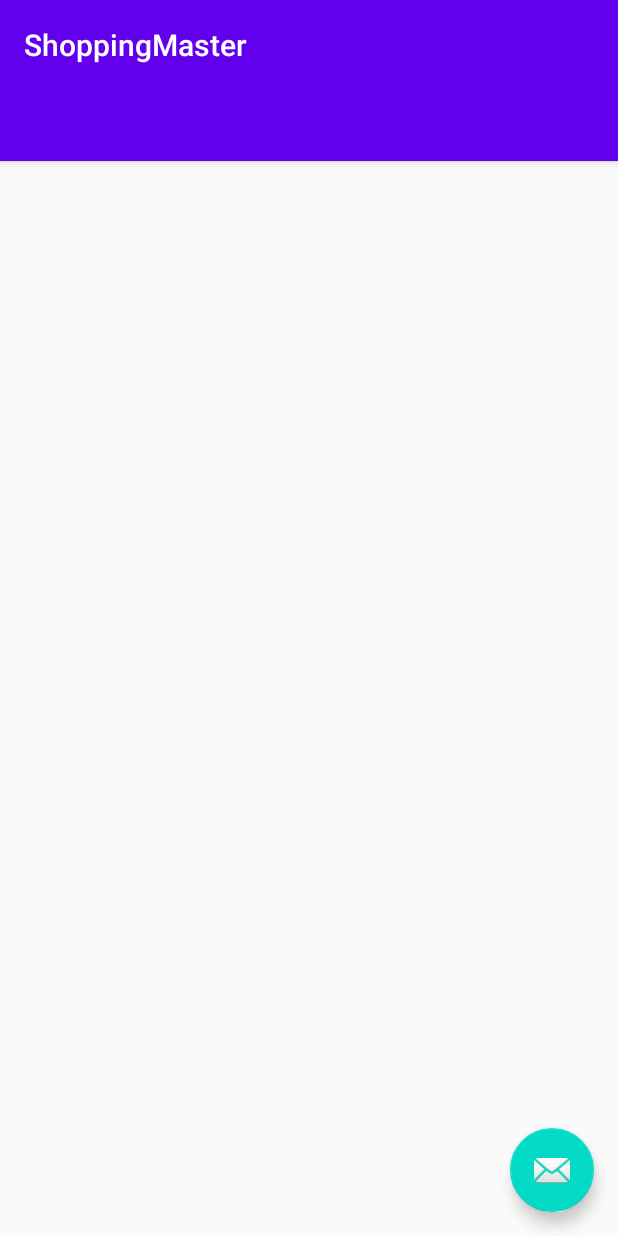
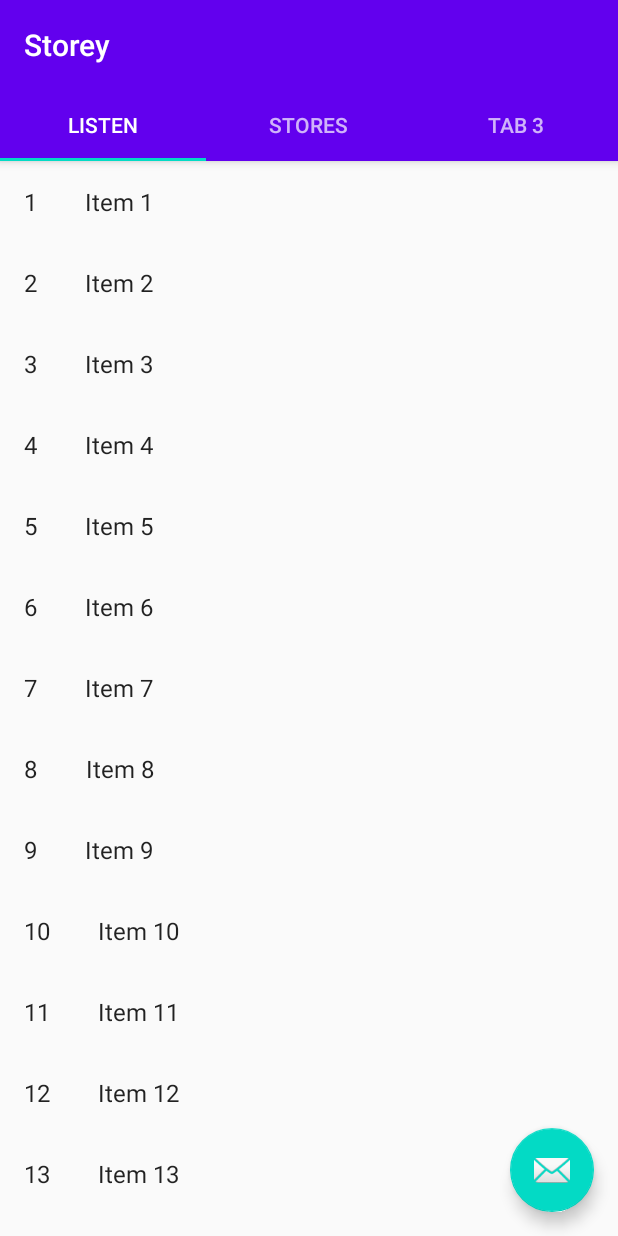
Before and after one commit to WastlSepp/ShoppingMaster, an Android app: the screen it shows after launch (MainActivity), on a phone screen of 412 x 824 dp. Run offline under Robolectric (Android 15) with nearby library versions, the phone set to English and light mode, and no system bars.

Commit message:
Tablayout mit einzelnen Fragmenten eingefügt.

```diff
--- a/app/src/main/java/de/endlessgaming/shoppingmaster/MainActivity.java
+++ b/app/src/main/java/de/endlessgaming/shoppingmaster/MainActivity.java
@@ -7,16 +7,12 @@ import com.google.android.material.floatingactionbutton.FloatingActionButton;
 import com.google.android.material.snackbar.Snackbar;
 import com.google.android.material.tabs.TabLayout;
 
-import androidx.constraintlayout.widget.Placeholder;
-import androidx.fragment.app.Fragment;
-import androidx.fragment.app.FragmentManager;
-import androidx.fragment.app.FragmentPagerAdapter;
 import androidx.viewpager.widget.ViewPager;
 import androidx.appcompat.app.AppCompatActivity;
 
 import android.view.View;
 
-import de.endlessgaming.shoppingmaster.ui.main.PlaceholderFragment;
+import de.endlessgaming.shoppingmaster.ui.main.SectionsPagerAdapter;
 
 public class MainActivity extends AppCompatActivity {
 
@@ -24,13 +20,46 @@ public class MainActivity extends AppCompatActivity {
     protected void onCreate(Bundle savedInstanceState) {
         super.onCreate(savedInstanceState);
         setContentView(R.layout.activity_main);
+
+        /*
+            Tab Layout mit Fragmenten
+         */
+
+        // Viewpager zum Laden von Fragments aufsetzen
         SectionsPagerAdapter sectionsPagerAdapter = new SectionsPagerAdapter(this, getSupportFragmentManager());
         ViewPager viewPager = findViewById(R.id.view_pager);
         viewPager.setAdapter(sectionsPagerAdapter);
+        // Tab-Layout aufsetzen
         TabLayout tabs = findViewById(R.id.tabs);
+        tabs.addTab(tabs.newTab().setText("Listen"));
+        tabs.addTab(tabs.newTab().setText("Stores"));
+        tabs.addTab(tabs.newTab().setText("Tab 3"));
+        tabs.setTabGravity(TabLayout.GRAVITY_FILL);
+        // Tablayout mit ViewPager verbinden
         tabs.setupWithViewPager(viewPager);
+        // Listener setzen
+        viewPager.addOnPageChangeListener(new TabLayout.TabLayoutOnPageChangeListener(tabs));
+        // TabSelectedListener - Event für Abfrage eines Wechsel von Tabs
+        tabs.addOnTabSelectedListener(
+                new TabLayout.ViewPagerOnTabSelectedListener(viewPager) {
+                    @Override
+                    public void onTabSelected(TabLayout.Tab tab) {
+                        // TODO: write code for the selected tabs here
+                    }
+                    @Override
+                    public void onTabUnselected(TabLayout.Tab tab) {
+                    }
+                    @Override
+                    public void onTabReselected(TabLayout.Tab tab) {
+                    }
+                });
+
+        /*
+            Floating Action Button
+         */
+
+        // FAB aus Layout abfassen
         FloatingActionButton fab = findViewById(R.id.fab);
-
         fab.setOnClickListener(new View.OnClickListener() {
             @Override
             public void onClick(View view) {
@@ -44,4 +73,11 @@ public class MainActivity extends AppCompatActivity {
         });
     }
 
+    @Override
+    protected void onStart() {
+        super.onStart();
+        // Falls User nicht eingeloggt: Redirect zum Login-Bildschirm
+        // TODO: Redirect to Login if not logged on
+    }
+
 }
--- a/app/src/main/java/de/endlessgaming/shoppingmaster/TestFragment1.java
+++ b/app/src/main/java/de/endlessgaming/shoppingmaster/ui/main/BlankFragment.java
@@ -1,4 +1,4 @@
-package de.endlessgaming.shoppingmaster;
+package de.endlessgaming.shoppingmaster.ui.main;
 
 import android.os.Bundle;
 
@@ -8,12 +8,14 @@ import android.view.LayoutInflater;
 import android.view.View;
 import android.view.ViewGroup;
 
+import de.endlessgaming.shoppingmaster.R;
+
 /**
  * A simple {@link Fragment} subclass.
- * Use the {@link TestFragment1#newInstance} factory method to
+ * Use the {@link BlankFragment#newInstance} factory method to
  * create an instance of this fragment.
  */
-public class TestFragment1 extends Fragment {
+public class BlankFragment extends Fragment {
 
     // TODO: Rename parameter arguments, choose names that match
     // the fragment initialization parameters, e.g. ARG_ITEM_NUMBER
@@ -24,7 +26,7 @@ public class TestFragment1 extends Fragment {
     private String mParam1;
     private String mParam2;
 
-    public TestFragment1() {
+    public BlankFragment() {
         // Required empty public constructor
     }
 
@@ -34,11 +36,11 @@ public class TestFragment1 extends Fragment {
      *
      * @param param1 Parameter 1.
      * @param param2 Parameter 2.
-     * @return A new instance of fragment TestFragment.
+     * @return A new instance of fragment BlankFragment.
      */
     // TODO: Rename and change types and number of parameters
-    public static TestFragment1 newInstance(String param1, String param2) {
-        TestFragment1 fragment = new TestFragment1();
+    public static BlankFragment newInstance(String param1, String param2) {
+        BlankFragment fragment = new BlankFragment();
         Bundle args = new Bundle();
         args.putString(ARG_PARAM1, param1);
         args.putString(ARG_PARAM2, param2);
@@ -59,6 +61,6 @@ public class TestFragment1 extends Fragment {
     public View onCreateView(LayoutInflater inflater, ViewGroup container,
                              Bundle savedInstanceState) {
         // Inflate the layout for this fragment
-        return inflater.inflate(R.layout.fragment_test1, container, false);
+        return inflater.inflate(R.layout.fragment_blank, container, false);
     }
 }
--- a/app/src/main/java/de/endlessgaming/shoppingmaster/ListFragment.java
+++ b/app/src/main/java/de/endlessgaming/shoppingmaster/ui/main/ListFragment.java
@@ -1,4 +1,4 @@
-package de.endlessgaming.shoppingmaster;
+package de.endlessgaming.shoppingmaster.ui.main;
 
 import android.content.Context;
 import android.os.Bundle;
@@ -12,6 +12,7 @@ import android.view.LayoutInflater;
 import android.view.View;
 import android.view.ViewGroup;
 
+import de.endlessgaming.shoppingmaster.R;
 import de.endlessgaming.shoppingmaster.dummy.DummyContent;
 
 /**
--- a/app/src/main/java/de/endlessgaming/shoppingmaster/MyListRecyclerViewAdapter.java
+++ b/app/src/main/java/de/endlessgaming/shoppingmaster/ui/main/MyListRecyclerViewAdapter.java
@@ -1,4 +1,4 @@
-package de.endlessgaming.shoppingmaster;
+package de.endlessgaming.shoppingmaster.ui.main;
 
 import androidx.recyclerview.widget.RecyclerView;
 
@@ -7,6 +7,7 @@ import android.view.View;
 import android.view.ViewGroup;
 import android.widget.TextView;
 
+import de.endlessgaming.shoppingmaster.R;
 import de.endlessgaming.shoppingmaster.dummy.DummyContent.DummyItem;
 
 import java.util.List;
--- a/app/src/main/java/de/endlessgaming/shoppingmaster/ui/main/PlaceholderFragment.java
+++ b/app/src/main/java/de/endlessgaming/shoppingmaster/ui/main/PlaceholderFragment.java
@@ -48,7 +48,7 @@ public class PlaceholderFragment extends Fragment {
             Bundle savedInstanceState) {
         View root = inflater.inflate(R.layout.fragment_main, container, false);
         final TextView textView = root.findViewById(R.id.section_label);
-        pageViewModel.getText().observe(this, new Observer<String>() {
+        pageViewModel.getText().observe(getViewLifecycleOwner(), new Observer<String>() {
             @Override
             public void onChanged(@Nullable String s) {
                 textView.setText(s);
--- a/app/src/main/java/de/endlessgaming/shoppingmaster/ui/main/SectionsPagerAdapter.java
+++ b/app/src/main/java/de/endlessgaming/shoppingmaster/ui/main/SectionsPagerAdapter.java
@@ -17,7 +17,7 @@ import de.endlessgaming.shoppingmaster.R;
 public class SectionsPagerAdapter extends FragmentPagerAdapter {
 
     @StringRes
-    private static final int[] TAB_TITLES = new int[]{R.string.tab_text_1, R.string.tab_text_2};
+    private static final int[] TAB_TITLES = new int[]{R.string.tab_text_1, R.string.tab_text_2, R.string.tab_text_3};
     private final Context mContext;
 
     public SectionsPagerAdapter(Context context, FragmentManager fm) {
@@ -27,9 +27,12 @@ public class SectionsPagerAdapter extends FragmentPagerAdapter {
 
     @Override
     public Fragment getItem(int position) {
-        // getItem is called to instantiate the fragment for the given page.
-        // Return a PlaceholderFragment (defined as a static inner class below).
-        return PlaceholderFragment.newInstance(position + 1);
+        switch (position) {
+            case 0:
+                return new ListFragment();
+            default:
+                return new BlankFragment();
+        }
     }
 
     @Nullable
@@ -40,7 +43,7 @@ public class SectionsPagerAdapter extends FragmentPagerAdapter {
 
     @Override
     public int getCount() {
-        // Show 2 total pages.
-        return 2;
+        // Insgesamt existieren genau 3 Tabs
+        return 3;
     }
 }
--- a/app/src/main/res/layout/fragment_test2.xml
+++ b/app/src/main/res/layout/fragment_blank.xml
@@ -3,12 +3,12 @@
     xmlns:tools="http://schemas.android.com/tools"
     android:layout_width="match_parent"
     android:layout_height="match_parent"
-    tools:context=".TestFragment1">
+    tools:context=".ui.main.BlankFragment">
 
     <!-- TODO: Update blank fragment layout -->
     <TextView
         android:layout_width="match_parent"
         android:layout_height="match_parent"
-        android:text="@string/test_fragment_2_text" />
+        android:text="@string/hello_blank_fragment" />
 
 </FrameLayout>
--- a/app/src/main/res/layout/fragment_item_list.xml
+++ b/app/src/main/res/layout/fragment_item_list.xml
@@ -9,5 +9,5 @@
     android:layout_marginLeft="16dp"
     android:layout_marginRight="16dp"
     app:layoutManager="LinearLayoutManager"
-    tools:context=".ListFragment"
+    tools:context=".ui.main.ListFragment"
     tools:listitem="@layout/fragment_item" />
--- a/app/src/main/res/values/strings.xml
+++ b/app/src/main/res/values/strings.xml
@@ -1,9 +1,9 @@
 <resources>
-    <string name="app_name">ShoppingMaster</string>
-    <string name="tab_text_1">Listen</string>
-    <string name="tab_text_2">Tab 2</string>
+    <string name="app_name">Storey</string>
 
     <!-- Test Fragments -->
-    <string name="test_fragment_1_text">Test 1</string>
-    <string name="test_fragment_2_text">Test 2</string>
+    <string name="hello_blank_fragment">Platzhalter</string>
+    <string name="tab_text_1">Listen</string>
+    <string name="tab_text_2">Stores</string>
+    <string name="tab_text_3">Tab 3</string>
 </resources>
```
Also changed, not shown: app/src/main/java/de/endlessgaming/shoppingmaster/TestFragment2.java (deleted, +0 -63 lines), app/src/main/res/layout/activity_main.xml (+5 -2 lines), app/src/main/res/layout/fragment_test1.xml (deleted, +0 -14 lines).
